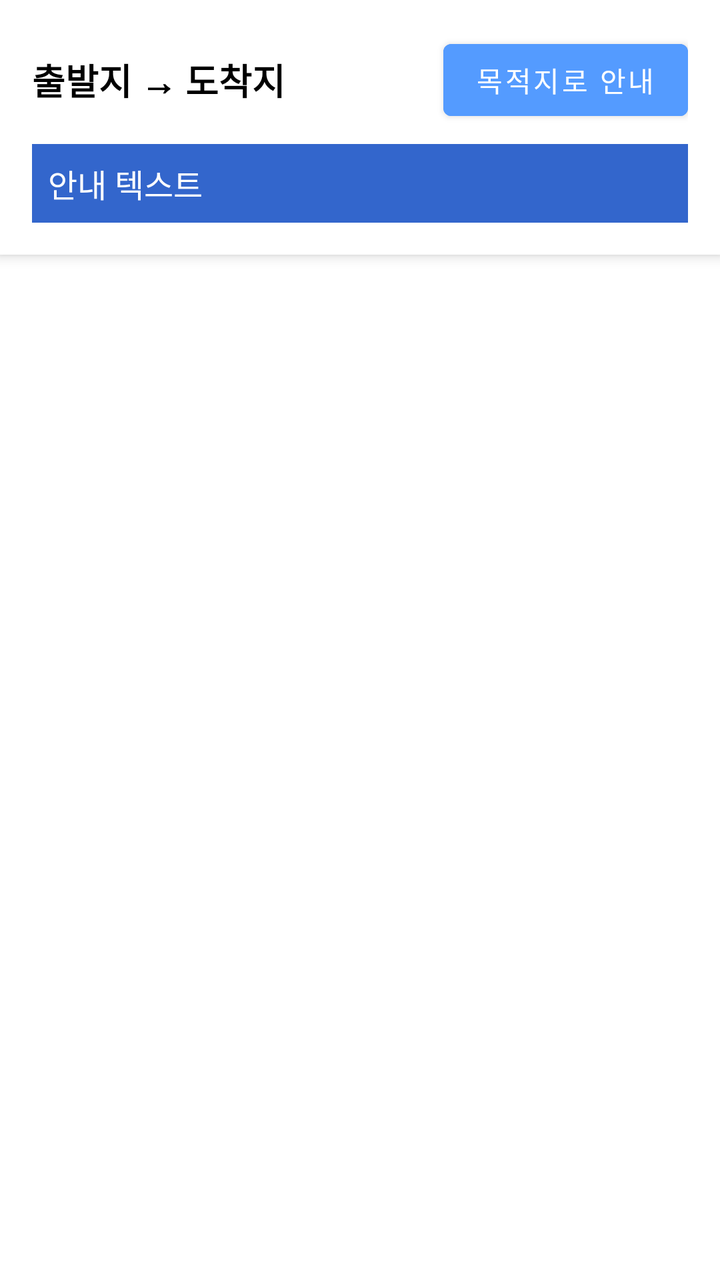
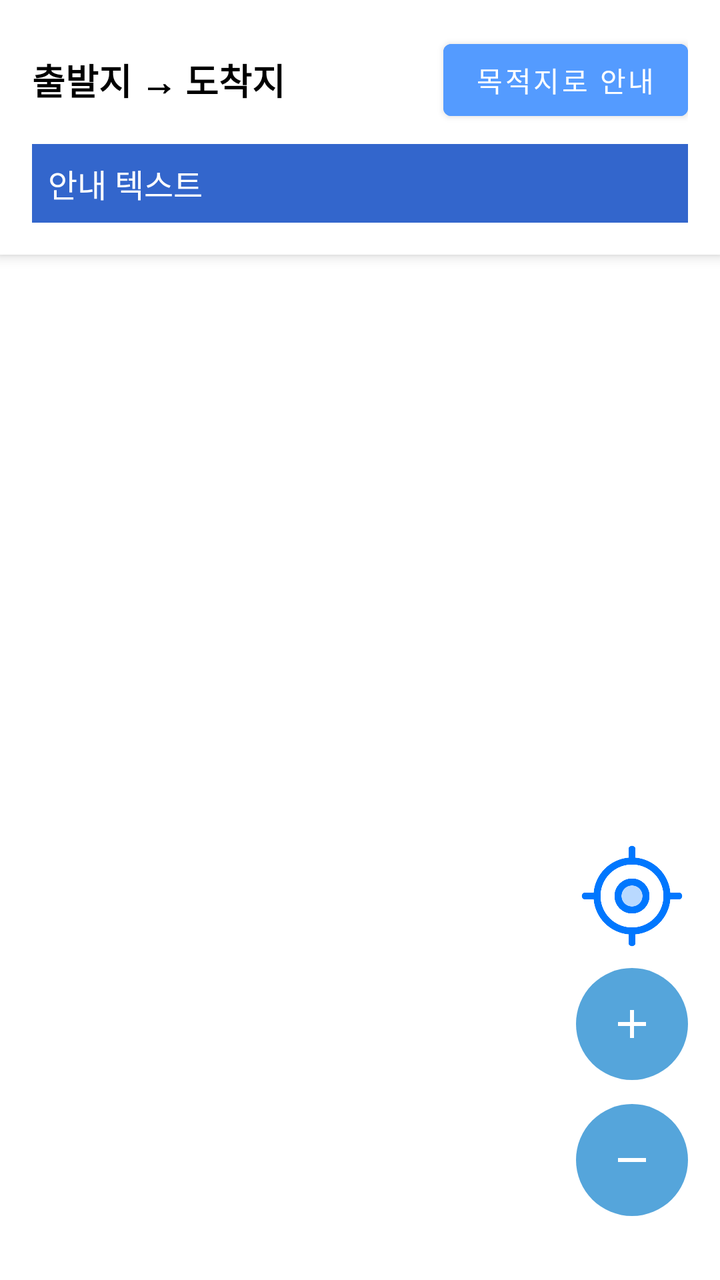

Before-and-after screenshots of an Android layout around one commit, followed by the original layout XML and the change that was made.
<!-- AndroidManifest.xml: application theme Theme.TaxiApp -->
<!-- res/layout/activity_navigation.xml -->
<?xml version="1.0" encoding="utf-8"?>
<androidx.constraintlayout.widget.ConstraintLayout
    xmlns:android="http://schemas.android.com/apk/res/android"
    xmlns:app="http://schemas.android.com/apk/res-auto"
    android:layout_width="match_parent"
    android:layout_height="match_parent">

    
    <LinearLayout
        android:id="@+id/info_panel"
        android:layout_width="0dp"
        android:layout_height="wrap_content"
        android:orientation="vertical"
        android:padding="16dp"
        android:background="#FFFFFF"
        android:elevation="4dp"
        app:layout_constraintTop_toTopOf="parent"
        app:layout_constraintStart_toStartOf="parent"
        app:layout_constraintEnd_toEndOf="parent">

        
        <LinearLayout
            android:layout_width="match_parent"
            android:layout_height="wrap_content"
            android:orientation="horizontal"
            android:gravity="center_vertical">

            
            <TextView
                android:id="@+id/map_header_text"
                android:layout_width="0dp"
                android:layout_height="wrap_content"
                android:layout_weight="1"
                android:text="출발지 → 도착지"
                android:textSize="18sp"
                android:textStyle="bold"
                android:textColor="#000000" />

            
            <Button
                android:id="@+id/btn_start_navi"
                android:layout_width="wrap_content"
                android:layout_height="wrap_content"
                android:text="목적지로 안내"
                android:backgroundTint="#549BFF"
                android:textColor="#FFFFFF"
                android:layout_marginStart="8dp" />

            
            <Button
                android:id="@+id/btn_stop_navi"
                android:layout_width="wrap_content"
                android:layout_height="wrap_content"
                android:text="안내 종료"
                android:backgroundTint="#549BFF"
                android:textColor="#FFFFFF"
                android:layout_marginStart="8dp"
                android:visibility="gone" />
        </LinearLayout>

        
        <TextView
            android:id="@+id/text_direction_banner"
            android:layout_width="match_parent"
            android:layout_height="wrap_content"
            android:background="#3366cc"
            android:textColor="#FFFFFF"
            android:text="안내 텍스트"
            android:padding="8dp"
            android:textSize="16sp"
            android:layout_marginTop="8dp"/>
    </LinearLayout>

    
    <FrameLayout
        android:id="@+id/map_container"
        android:layout_width="0dp"
        android:layout_height="0dp"
        app:layout_constraintTop_toBottomOf="@id/info_panel"
        app:layout_constraintBottom_toBottomOf="parent"
        app:layout_constraintStart_toStartOf="parent"
        app:layout_constraintEnd_toEndOf="parent" />

    
    <LinearLayout
        android:id="@+id/arrival_overlay"
        android:layout_width="match_parent"
        android:layout_height="wrap_content"
        android:orientation="vertical"
        android:background="#CCFFFFFF"
        android:padding="16dp"
        android:gravity="center"
        android:visibility="gone"
        android:elevation="10dp"
        app:layout_constraintTop_toTopOf="parent"
        app:layout_constraintBottom_toBottomOf="parent"
        app:layout_constraintStart_toStartOf="parent"
        app:layout_constraintEnd_toEndOf="parent">

        <TextView
            android:id="@+id/arrival_message"
            android:layout_width="wrap_content"
            android:layout_height="wrap_content"
            android:text="도착 메시지"
            android:textSize="18sp"
            android:textColor="#000000"
            android:textStyle="bold"
            android:layout_marginBottom="12dp" />

        <Button
            android:id="@+id/arrival_action_button"
            android:layout_width="wrap_content"
            android:layout_height="wrap_content"
            android:text="다음 단계"
            android:backgroundTint="#549BFF"
            android:textColor="#FFFFFF" />
    </LinearLayout>

</androidx.constraintlayout.widget.ConstraintLayout>
<!-- resources referenced by this layout -->
<resources>
  <style name="Theme.TaxiApp" parent="Theme.MaterialComponents.DayNight.NoActionBar">
          
          <item name="colorPrimary">@color/purple_500</item>
          <item name="colorPrimaryVariant">@color/purple_700</item>
          <item name="colorOnPrimary">@color/white</item>
          
          <item name="colorSecondary">@color/teal_200</item>
          <item name="colorSecondaryVariant">@color/teal_700</item>
          <item name="colorOnSecondary">@color/black</item>
          
          <item name="android:statusBarColor">?attr/colorPrimaryVariant</item>
          
      </style>
  <color name="purple_500">#FF6200EE</color>
  <color name="purple_700">#FF3700B3</color>
  <color name="white">#FFFFFFFF</color>
  <color name="teal_200">#FF03DAC5</color>
  <color name="teal_700">#FF018786</color>
  <color name="black">#FF000000</color>
</resources>

<!-- the commit's change to res/layout/activity_navigation.xml (unified diff, before → after) -->
@@ -116,4 +116,48 @@
             android:textColor="#FFFFFF" />
     </LinearLayout>
 
+    
+    <LinearLayout
+        android:id="@+id/zoom_control"
+        android:layout_width="wrap_content"
+        android:layout_height="wrap_content"
+        android:orientation="vertical"
+        android:layout_marginEnd="16dp"
+        android:layout_marginBottom="32dp"
+        app:layout_constraintBottom_toBottomOf="parent"
+        app:layout_constraintEnd_toEndOf="parent">
+
+        <ImageButton
+            android:id="@+id/btn_zoom_in"
+            android:layout_width="56dp"
+            android:layout_height="56dp"
+            android:background="@drawable/round_sky_button"
+            android:src="@drawable/ic_add"
+            android:contentDescription="확대" />
+
+        <Space
+            android:layout_width="wrap_content"
+            android:layout_height="12dp" />
+
+        <ImageButton
+            android:id="@+id/btn_zoom_out"
+            android:layout_width="56dp"
+            android:layout_height="56dp"
+            android:background="@drawable/round_sky_button"
+            android:src="@drawable/ic_remove"
+            android:contentDescription="축소" />
+    </LinearLayout>
+
+    <ImageButton
+        android:id="@+id/btn_gps"
+        android:layout_width="56dp"
+        android:layout_height="56dp"
+        android:layout_marginBottom="8dp"
+        android:background="@null"
+        android:src="@drawable/gps"
+        android:scaleType="centerInside"
+        android:contentDescription="GPS"
+        app:layout_constraintEnd_toEndOf="@id/zoom_control"
+        app:layout_constraintBottom_toTopOf="@id/zoom_control"/>
+
 </androidx.constraintlayout.widget.ConstraintLayout>
<!-- resource entries referenced after the edit -->
@@ -1,5 +1,28 @@
 <!-- resources referenced by this layout -->
 <resources>
+  <!-- drawable gps: png bitmap (drawable, 24451 bytes) -->
+  <!-- drawable ic_add (drawable) -->
+  <vector xmlns:android="http://schemas.android.com/apk/res/android"
+      android:width="24dp" android:height="24dp"
+      android:viewportWidth="24" android:viewportHeight="24">
+      <path
+          android:fillColor="#FFFFFF"
+          android:pathData="M19,13h-6v6h-2v-6H5v-2h6V5h2v6h6v2z" />
+  </vector>
+  <!-- drawable ic_remove (drawable) -->
+  <vector xmlns:android="http://schemas.android.com/apk/res/android"
+      android:width="24dp" android:height="24dp"
+      android:viewportWidth="24" android:viewportHeight="24">
+      <path
+          android:fillColor="#FFFFFF"
+          android:pathData="M19,13H5v-2h14v2z" />
+  </vector>
+  <!-- drawable round_sky_button (drawable) -->
+  <shape xmlns:android="http://schemas.android.com/apk/res/android"
+      android:shape="oval">
+      <solid android:color="#55A5DB" /> 
+      <size android:width="56dp" android:height="56dp" />
+  </shape>
   <style name="Theme.TaxiApp" parent="Theme.MaterialComponents.DayNight.NoActionBar">
           
           <item name="colorPrimary">@color/purple_500</item>
